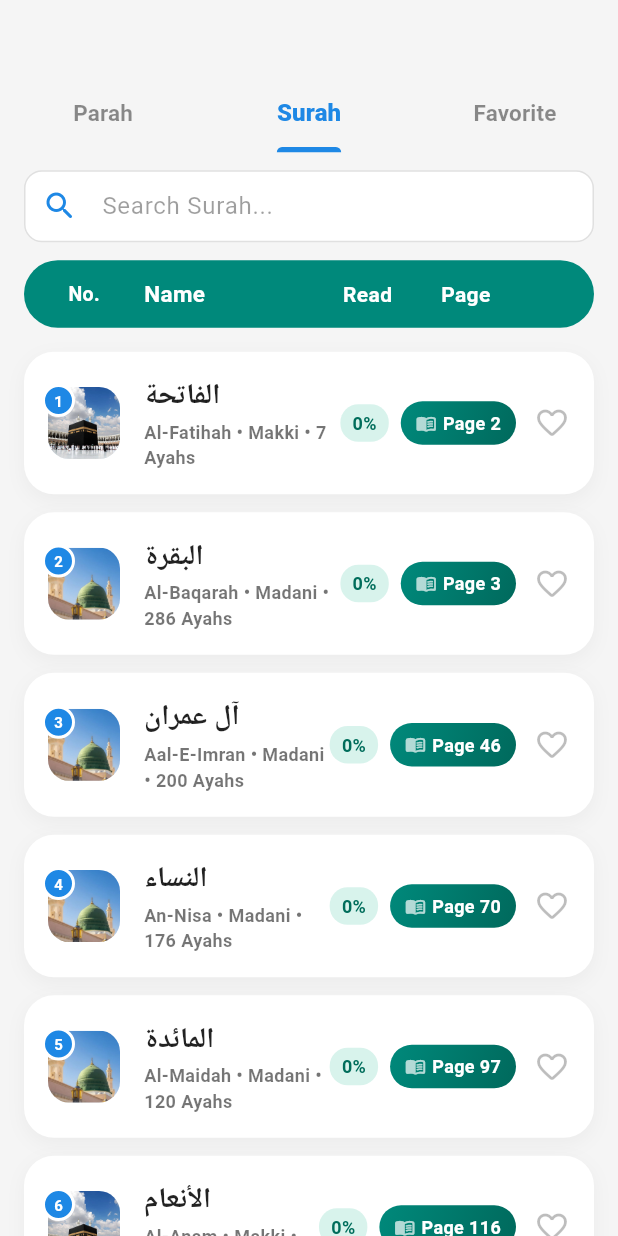
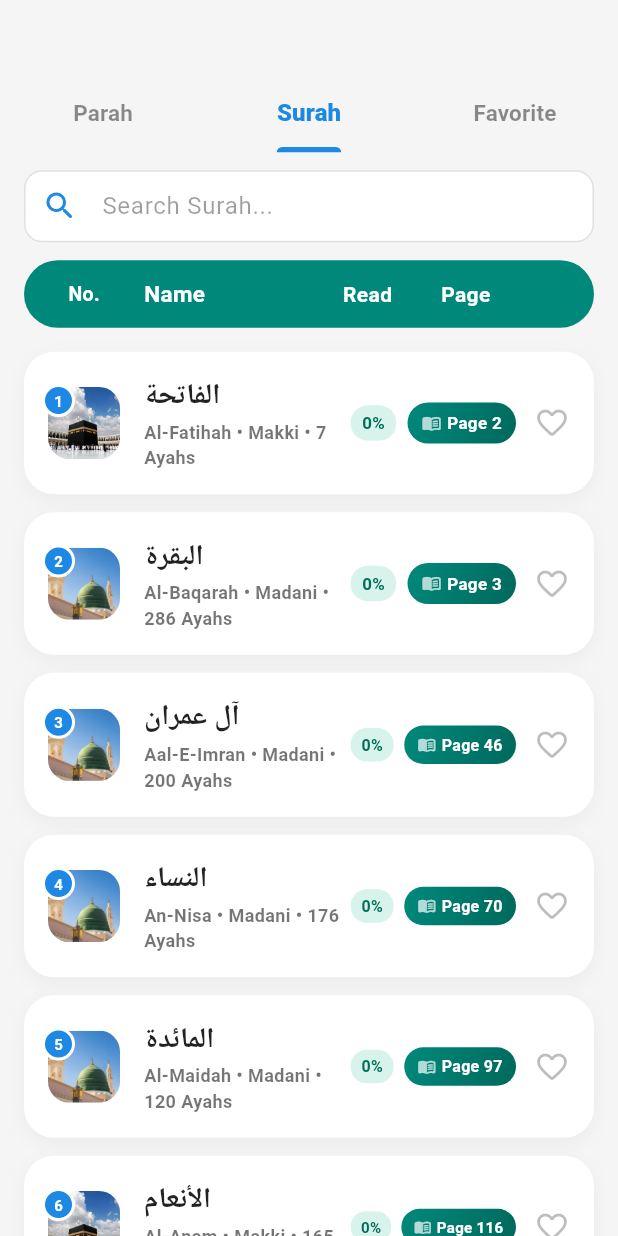
Before and after one commit to safikaleem/Sukkur-Namaz_timings_jantri-main-1-, a Flutter app: the QuranScreen screen opened directly, tab 2 chosen, on a phone screen of 412 x 824 dp. Run offline on Flutter 3.47's test engine with Material 3 defaults, Android fonts, the phone set to English and light mode, and no system bars; our stand-ins replace adhan, audioplayers, flutter_local_notifications, flutter_timezone, geocoding, geolocator and 7 more; missing offline and left inert: device_frame, flutter_qiblah, home_widget, lat_lng_to_timezone, pdfx, quran and 1 more; accounts and stored records are empty; statements that could not run were skipped; project files that could hold a hidden picture were left out.

Commit message:
Stop Quran list names collapsing at large font sizes
Each list row is icon, name, progress pill, page pill, heart. Only the name
was Expanded, so it was the one that paid for everything else: the pills
hold text and grow with the system font setting, and the name gave up the
width. Measured on a 360px screen the name column fell to 36px at the normal
font and 0px at the largest, so "Tilkal Rusul" rendered as single letters
down the row.

The name and the pills now take fixed shares of the row, and the pills scale
themselves down to fit rather than demanding room. A large font setting now
shrinks the pills, which are glanceable either way, instead of destroying the
name. Column headings shrink to fit too, so "Name" can no longer wrap to
"Nam" over "e".

Co-Authored-By: Claude Opus 5 <noreply@anthropic.com>

```diff
--- a/lib/screens/quran_screen.dart
+++ b/lib/screens/quran_screen.dart
@@ -518,41 +518,40 @@ class _QuranScreenState extends State<QuranScreen> {
         color: const Color(0xFF00897B),
         borderRadius: BorderRadius.circular(24.0),
       ),
+      // Every label is scaled down to fit rather than allowed to wrap: these
+      // are one-word column headings, and at a large font setting the fixed
+      // widths below are narrower than the words themselves - which is how
+      // "Name" came to render as "Nam" over "e".
       child: Row(
         children: [
           SizedBox(
             width: 48,
-            child: Center(
-              child: Text(
-                settings.translate('No.', 'نمبر', 'نمبر', 'رقم'),
-                style: const TextStyle(color: Colors.white, fontWeight: FontWeight.bold, fontSize: 13),
-              ),
+            child: _HeaderLabel(
+              settings.translate('No.', 'نمبر', 'نمبر', 'رقم'),
+              fontSize: 13,
             ),
           ),
           const SizedBox(width: 16),
           Expanded(
-            child: Text(
+            child: _HeaderLabel(
               settings.translate('Name', 'نام', 'نالو', 'الاسم'),
-              style: const TextStyle(color: Colors.white, fontWeight: FontWeight.bold, fontSize: 15),
+              fontSize: 15,
+              alignment: AlignmentDirectional.centerStart,
             ),
           ),
           SizedBox(
             width: 40,
-            child: Center(
-              child: Text(
-                settings.translate('Read', 'پڑھیں', 'پڙهو', 'اقرأ'),
-                style: const TextStyle(color: Colors.white, fontWeight: FontWeight.bold, fontSize: 14),
-              ),
+            child: _HeaderLabel(
+              settings.translate('Read', 'پڑھیں', 'پڙهو', 'اقرأ'),
+              fontSize: 14,
             ),
           ),
           const SizedBox(width: 8),
           SizedBox(
             width: 75,
-            child: Center(
-              child: Text(
-                settings.translate('Page', 'صفحہ', 'صفحو', 'صفحة'),
-                style: const TextStyle(color: Colors.white, fontWeight: FontWeight.bold, fontSize: 14),
-              ),
+            child: _HeaderLabel(
+              settings.translate('Page', 'صفحہ', 'صفحو', 'صفحة'),
+              fontSize: 14,
             ),
           ),
           const SizedBox(width: 32),
@@ -654,6 +653,7 @@ class _QuranScreenState extends State<QuranScreen> {
                         const SizedBox(width: 16),
                         // Arabic and English Name
                         Expanded(
+                          flex: _kNameFlex,
                           child: Column(
                             crossAxisAlignment: CrossAxisAlignment.start,
                             mainAxisAlignment: MainAxisAlignment.center,
@@ -673,6 +673,10 @@ class _QuranScreenState extends State<QuranScreen> {
                               const SizedBox(height: 2),
                               Text(
                                 parah.english,
+                                // Wrap by word, never mid-word, and stop at two
+                                // lines rather than growing the row.
+                                maxLines: 2,
+                                overflow: TextOverflow.ellipsis,
                                 style: TextStyle(
                                   color: isDark ? Colors.white54 : Colors.black54,
                                   fontSize: 13,
@@ -682,48 +686,10 @@ class _QuranScreenState extends State<QuranScreen> {
                             ],
                           ),
                         ),
-                        // Percentage Pill
-                        Container(
-                          margin: const EdgeInsets.only(right: 8),
-                          padding: const EdgeInsets.symmetric(horizontal: 8, vertical: 4),
-                          decoration: BoxDecoration(
-                            color: const Color(0xFFD8F3EC),
-                            borderRadius: BorderRadius.circular(12),
-                          ),
-                          child: Text(
-                            '${_translateNumber(parahPercent, settings)}%',
-                            style: const TextStyle(
-                              color: Color(0xFF006D5B),
-                              fontSize: 12,
-                              fontWeight: FontWeight.bold,
-                            ),
-                          ),
-                        ),
-                        // Page Number Pill
-                        Container(
-                          padding: const EdgeInsets.symmetric(horizontal: 10, vertical: 6),
-                          decoration: BoxDecoration(
-                            gradient: const LinearGradient(
-                              colors: [Color(0xFF00897B), Color(0xFF00695C)],
-                              begin: Alignment.topLeft,
-                              end: Alignment.bottomRight,
-                            ),
-                            borderRadius: BorderRadius.circular(20),
-                          ),
-                          child: Row(
-                            children: [
-                              const Icon(Icons.menu_book_rounded, size: 14, color: Colors.white70),
-                              const SizedBox(width: 4),
-                              Text(
-                                '${settings.translate("Page", "صفحہ", "صفحو", "صفحة")} ${_translateNumber(parah.startPage, settings)}',
-                                style: const TextStyle(
-                                  color: Colors.white,
-                                  fontWeight: FontWeight.bold,
-                                  fontSize: 12,
-                                ),
-                              ),
-                            ],
-                          ),
+                        _TilePills(
+                          percentLabel: '${_translateNumber(parahPercent, settings)}%',
+                          pageLabel:
+                              '${settings.translate("Page", "صفحہ", "صفحو", "صفحة")} ${_translateNumber(parah.startPage, settings)}',
                         ),
                         const SizedBox(width: 12),
                         // Favorite Icon
@@ -1118,6 +1084,7 @@ class _QuranScreenState extends State<QuranScreen> {
                         const SizedBox(width: 16),
                         // Arabic and English Name
                         Expanded(
+                          flex: _kNameFlex,
                           child: Column(
                             crossAxisAlignment: CrossAxisAlignment.start,
                             mainAxisAlignment: MainAxisAlignment.center,
@@ -1137,6 +1104,10 @@ class _QuranScreenState extends State<QuranScreen> {
                               const SizedBox(height: 2),
                                 Text(
                                   '${surah.english}$_metaSeparator${surah.revelationType == 'Meccan' ? settings.translate('Makki', 'مکی', 'مڪي', 'مكية') : settings.translate('Madani', 'مدنی', 'مدني', 'مدنية')}$_metaSeparator${_translateNumber(surah.totalAyahs, settings)} ${settings.translate('Ayahs', 'آیات', 'آيتون', 'آيات')}',
+                                  // Wrap by word, never mid-word, and stop at
+                                  // two lines rather than growing the row.
+                                  maxLines: 2,
+                                  overflow: TextOverflow.ellipsis,
                                   style: TextStyle(
                                     color: isDark ? Colors.white54 : Colors.black54,
                                     fontSize: 12,
@@ -1146,48 +1117,10 @@ class _QuranScreenState extends State<QuranScreen> {
                             ],
                           ),
                         ),
-                        // Percentage Pill
-                        Container(
-                          margin: const EdgeInsets.only(right: 8),
-                          padding: const EdgeInsets.symmetric(horizontal: 8, vertical: 4),
-                          decoration: BoxDecoration(
-                            color: const Color(0xFFD8F3EC),
-                            borderRadius: BorderRadius.circular(12),
-                          ),
-                          child: Text(
-                            '${_translateNumber(surahPercent, settings)}%',
-                            style: const TextStyle(
-                              color: Color(0xFF006D5B),
-                              fontSize: 12,
-                              fontWeight: FontWeight.bold,
-                            ),
-                          ),
-                        ),
-                        // Page Number Pill
-                        Container(
-                          padding: const EdgeInsets.symmetric(horizontal: 10, vertical: 6),
-                          decoration: BoxDecoration(
-                            gradient: const LinearGradient(
-                              colors: [Color(0xFF00897B), Color(0xFF00695C)],
-                              begin: Alignment.topLeft,
-                              end: Alignment.bottomRight,
-                            ),
-                            borderRadius: BorderRadius.circular(20),
-                          ),
-                          child: Row(
-                            children: [
-                              const Icon(Icons.menu_book_rounded, size: 14, color: Colors.white70),
-                              const SizedBox(width: 4),
-                              Text(
-                                '${settings.translate("Page", "صفحہ", "صفحو", "صفحة")} ${_translateNumber(QuranData.surahStartPages[surah.number] ?? 1, settings)}',
-                                style: const TextStyle(
-                                  color: Colors.white,
-                                  fontWeight: FontWeight.bold,
-                                  fontSize: 12,
-                                ),
-                              ),
-                            ],
-                          ),
+                        _TilePills(
+                          percentLabel: '${_translateNumber(surahPercent, settings)}%',
+                          pageLabel:
+                              '${settings.translate("Page", "صفحہ", "صفحو", "صفحة")} ${_translateNumber(QuranData.surahStartPages[surah.number] ?? 1, settings)}',
                         ),
                         const SizedBox(width: 12),
                         // Favorite Icon
@@ -1292,6 +1225,117 @@ class _QuranScreenState extends State<QuranScreen> {
   }
 }
 
+/// A single-word column heading that shrinks to fit instead of wrapping.
+class _HeaderLabel extends StatelessWidget {
+  final String text;
+  final double fontSize;
+  final AlignmentGeometry alignment;
+
+  const _HeaderLabel(
+    this.text, {
+    required this.fontSize,
+    this.alignment = Alignment.center,
+  });
+
+  @override
+  Widget build(BuildContext context) => FittedBox(
+        fit: BoxFit.scaleDown,
+        alignment: alignment,
+        child: Text(
+          text,
+          maxLines: 1,
+          softWrap: false,
+          style: TextStyle(
+            color: Colors.white,
+            fontWeight: FontWeight.bold,
+            fontSize: fontSize,
+          ),
+        ),
+      );
+}
+
+/// How the width of a list row is split between the name and the two pills.
+///
+/// Both sides used to take whatever they wanted, and since only the name was
+/// Expanded it was the one that paid: raise the system font size and the pills
+/// grew until the name had less room than a single word, so "Tilkal Rusul"
+/// broke into "Til / ka / l / Ru / su / l". Fixed shares mean neither side can
+/// starve the other at any font setting.
+const int _kNameFlex = 5;
+const int _kPillsFlex = 4;
+
+/// The progress and page pills at the end of a Quran list row.
+///
+/// Scaled down to fit their share rather than demanding it, so a large font
+/// setting shrinks the pills - which are glanceable either way - instead of
+/// destroying the name beside them.
+class _TilePills extends StatelessWidget {
+  final String percentLabel;
+  final String pageLabel;
+
+  const _TilePills({required this.percentLabel, required this.pageLabel});
+
+  @override
+  Widget build(BuildContext context) {
+    return Flexible(
+      flex: _kPillsFlex,
+      child: FittedBox(
+        fit: BoxFit.scaleDown,
+        alignment: AlignmentDirectional.centerEnd,
+        child: Row(
+          mainAxisSize: MainAxisSize.min,
+          children: [
+            Container(
+              margin: const EdgeInsets.only(right: 8),
+              padding: const EdgeInsets.symmetric(horizontal: 8, vertical: 4),
+              decoration: BoxDecoration(
+                color: const Color(0xFFD8F3EC),
+                borderRadius: BorderRadius.circular(12),
+              ),
+              child: Text(
+                percentLabel,
+                maxLines: 1,
+                style: const TextStyle(
+                  color: Color(0xFF006D5B),
+                  fontSize: 12,
+                  fontWeight: FontWeight.bold,
+                ),
+              ),
+            ),
+            Container(
+              padding: const EdgeInsets.symmetric(horizontal: 10, vertical: 6),
+              decoration: BoxDecoration(
+                gradient: const LinearGradient(
+                  colors: [Color(0xFF00897B), Color(0xFF00695C)],
+                  begin: Alignment.topLeft,
+                  end: Alignment.bottomRight,
+                ),
+                borderRadius: BorderRadius.circular(20),
+              ),
+              child: Row(
+                mainAxisSize: MainAxisSize.min,
+                children: [
+                  const Icon(Icons.menu_book_rounded, size: 14, color: Colors.white70),
+                  const SizedBox(width: 4),
+                  Text(
+                    pageLabel,
+                    maxLines: 1,
+                    style: const TextStyle(
+                      color: Colors.white,
+                      fontWeight: FontWeight.bold,
+                      fontSize: 12,
+                    ),
+                  ),
+                ],
+              ),
+            ),
+          ],
+        ),
+      ),
+    );
+  }
+}
+
 // ── Data classes ──────────────────────────────────────────────────────────────
 
 class _Parah {
```
Also changed, not shown: 1 other file.
